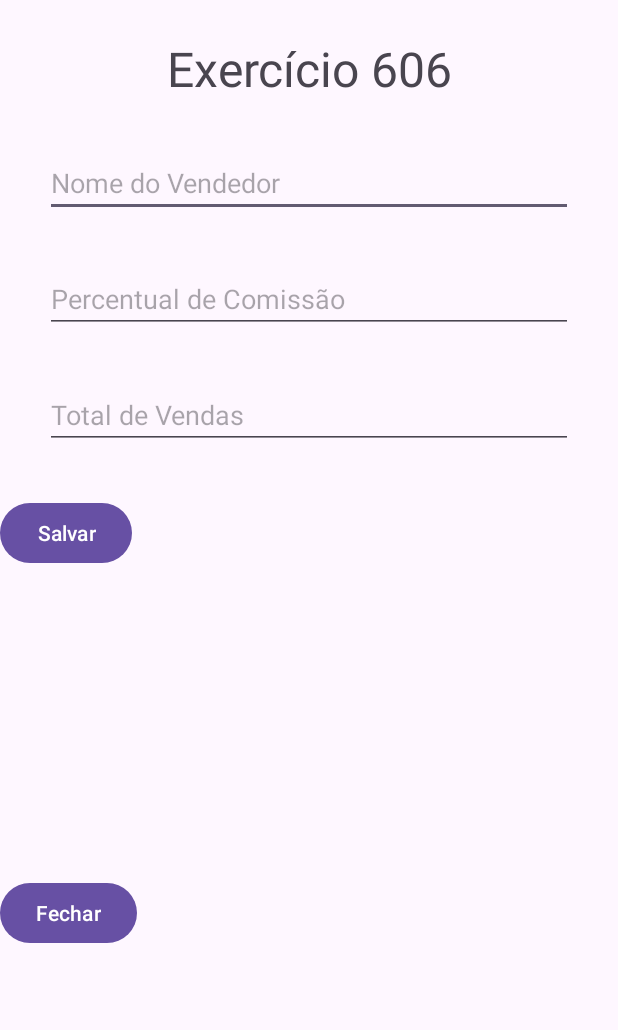
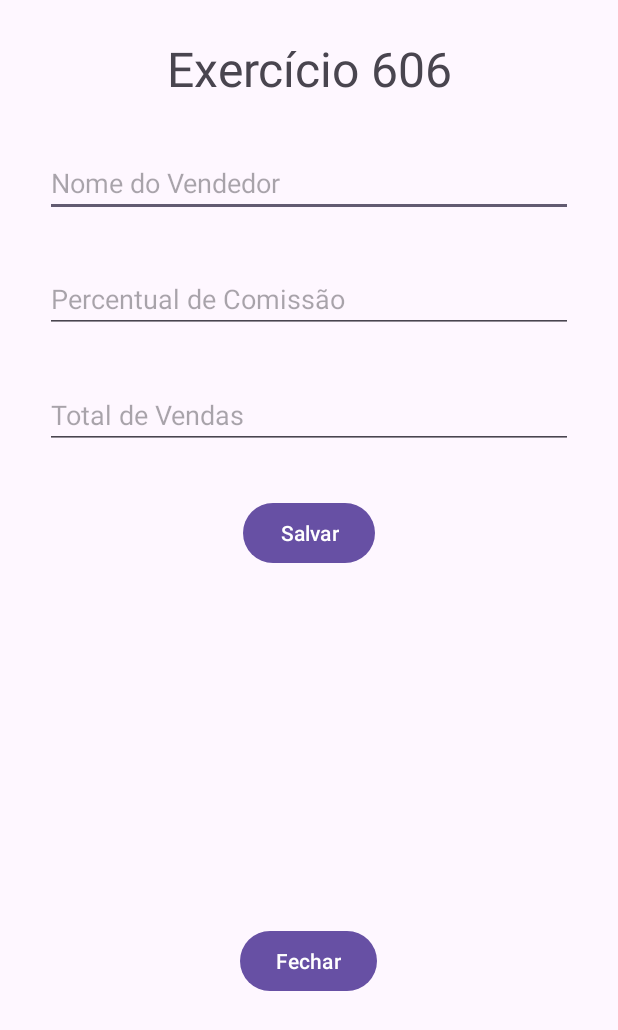
Before and after one commit to fabricioronaldo/estudos, an Android app: the Exe606Activity screen opened directly, with no data from a screen before it, on a phone screen of 412 x 824 dp. Shown: the top 1030 px of the screen. Run offline under Robolectric (Android 15) with nearby library versions, the phone set to English and light mode, and no system bars.

Commit message:
Iniciando o layout da activit Ex607

```diff
--- a/app/src/main/AndroidManifest.xml
+++ b/app/src/main/AndroidManifest.xml
@@ -13,6 +13,9 @@
         android:theme="@style/Theme.Estudos"
         tools:targetApi="31">
         <activity
+            android:name=".Exe607Activity"
+            android:exported="false" />
+        <activity
             android:name=".Exe606Activity"
             android:exported="false" />
         <activity
--- a/app/src/main/res/layout/activity_exe606.xml
+++ b/app/src/main/res/layout/activity_exe606.xml
@@ -46,64 +46,36 @@
         android:layout_width="wrap_content"
         android:layout_height="wrap_content"
         android:layout_marginTop="32dp"
+        android:layout_gravity="center"
         android:text="Salvar"
-        app:layout_constraintEnd_toEndOf="parent"
-        app:layout_constraintHorizontal_bias="0.5"
-        app:layout_constraintStart_toStartOf="parent"
-        app:layout_constraintTop_toBottomOf="@+id/txt_result" />
+         />
 
     <TextView
+        style="@style/TextView"
         android:id="@+id/txt_vendor"
-        android:layout_width="wrap_content"
-        android:layout_height="wrap_content"
-        android:layout_marginTop="32dp"
-        app:layout_constraintEnd_toEndOf="parent"
-        app:layout_constraintHorizontal_bias="0.5"
-        app:layout_constraintStart_toStartOf="parent"
-        app:layout_constraintTop_toBottomOf="@+id/edit_totalSale"
-        tools:text="Vendedor" />
+        tools:text="Vendedor"/>
 
     <TextView
+        style="@style/TextView"
         android:id="@+id/txt_percentage"
-        android:layout_width="wrap_content"
-        android:layout_height="wrap_content"
-        android:layout_marginTop="32dp"
-        app:layout_constraintEnd_toEndOf="parent"
-        app:layout_constraintHorizontal_bias="0.5"
-        app:layout_constraintStart_toStartOf="parent"
-        app:layout_constraintTop_toBottomOf="@+id/txt_vendor"
         tools:text="Comissão" />
 
     <TextView
+        style="@style/TextView"
         android:id="@+id/txt_sale"
-        android:layout_width="wrap_content"
-        android:layout_height="wrap_content"
-        android:layout_marginTop="32dp"
-        app:layout_constraintEnd_toEndOf="parent"
-        app:layout_constraintHorizontal_bias="0.5"
-        app:layout_constraintStart_toStartOf="parent"
-        app:layout_constraintTop_toBottomOf="@+id/txt_percentage"
         tools:text="Total Vendas" />
 
     <TextView
+        style="@style/TextView"
         android:id="@+id/txt_result"
-        android:layout_width="wrap_content"
-        android:layout_height="wrap_content"
-        android:layout_marginTop="32dp"
-        tools:text="Resultado"
-        app:layout_constraintEnd_toEndOf="parent"
-        app:layout_constraintHorizontal_bias="0.5"
-        app:layout_constraintStart_toStartOf="parent"
-        app:layout_constraintTop_toBottomOf="@+id/txt_sale" />
+        tools:text="Resultado" />
 
     <Button
         android:id="@+id/btn_close606"
         android:layout_width="wrap_content"
         android:layout_height="wrap_content"
-        android:layout_marginBottom="32dp"
-        android:text="@string/btnFechar"
-        app:layout_constraintBottom_toBottomOf="parent"
-        app:layout_constraintEnd_toEndOf="parent"
-        app:layout_constraintStart_toStartOf="parent" />
+        android:layout_gravity="center"
+        android:layout_marginTop="32dp"
+        android:text="@string/btnFechar" />
 
 </LinearLayout>
--- a/app/src/main/res/values/strings.xml
+++ b/app/src/main/res/values/strings.xml
@@ -6,4 +6,5 @@
     <string name="vendor_hint">Nome do Vendedor</string>
     <string name="percentage_hint">Percentual de Comissão</string>
     <string name="totalSale_hint">Total de Vendas</string>
+    <string name="titleExe607">Exercício 607</string>
 </resources>
--- a/app/src/main/res/values/styles.xml
+++ b/app/src/main/res/values/styles.xml
@@ -8,5 +8,23 @@
         <item name="android:layout_marginEnd">30dp</item>
     </style>
 
+    <style name="TextView">
+        <item name="android:layout_width">match_parent</item>
+        <item name="android:layout_height">wrap_content</item>
+        <item name="android:layout_marginTop">32dp</item>
+        <item name="android:layout_marginStart">30dp</item>
+        <item name="android:layout_marginEnd">30dp</item>
+        <item name="android:textAlignment">center</item>
+    </style>
+
+    <style name="TextTitle">
+        <item name="android:layout_width">match_parent</item>
+        <item name="android:layout_height">wrap_content</item>
+        <item name="android:layout_marginTop">24dp</item>
+        <item name="android:layout_marginStart">30dp</item>
+        <item name="android:layout_marginEnd">30dp</item>
+        <item name="android:textSize">32dp</item>
+        <item name="android:textAlignment">center</item>
+    </style>
 
 </resources>
```
Also changed, not shown: app/src/main/java/com/fabriciovelasco/estudos/Exe607Activity.kt (added, +11 -0 lines), app/src/main/res/layout/activity_exe607.xml (added, +81 -0 lines).
